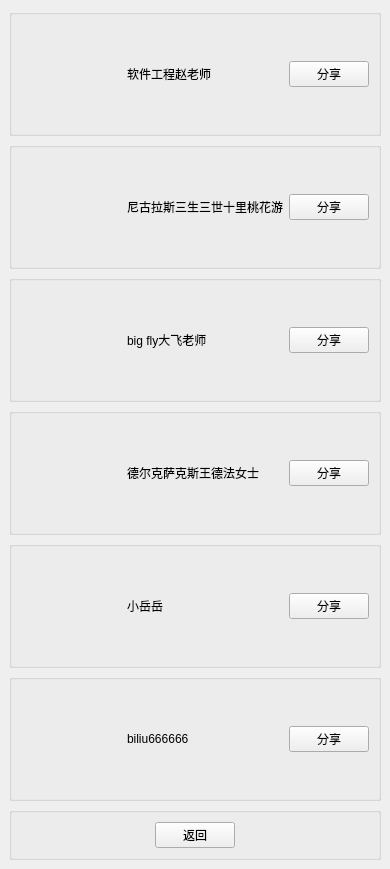
First picture: the form in share.ui, repository 454270186/XJCO2811_UserInterface, before the edit.
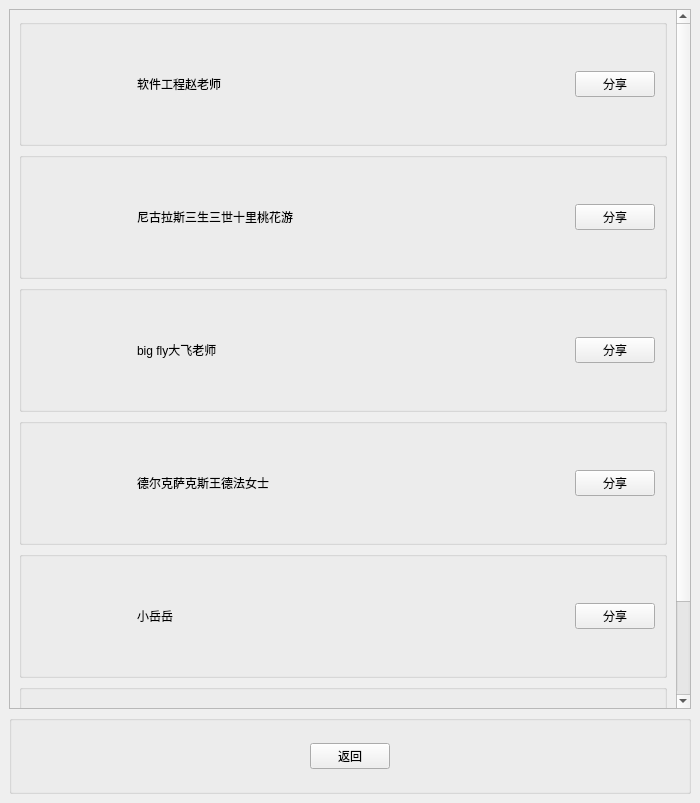
Second picture: the form after the edit.

Commit message: feat：修改了分享页面的排列方式

What changed in the file:
```diff
--- a/share.ui
+++ b/share.ui
@@ -7,13 +7,46 @@
     <x>0</x>
     <y>0</y>
     <width>368</width>
-    <height>467</height>
+    <height>803</height>
    </rect>
   </property>
   <property name="windowTitle">
    <string>MainWindow</string>
   </property>
   <widget class="QWidget" name="centralwidget">
+   <property name="minimumSize">
+    <size>
+     <width>700</width>
+     <height>0</height>
+    </size>
+   </property>
+   <layout class="QVBoxLayout" name="verticalLayout_2">
+    <item>
+     <widget class="QScrollArea" name="scrollArea">
+      <property name="minimumSize">
+       <size>
+        <width>0</width>
+        <height>0</height>
+       </size>
+      </property>
+      <property name="maximumSize">
+       <size>
+        <width>16777215</width>
+        <height>700</height>
+       </size>
+      </property>
+      <property name="widgetResizable">
+       <bool>true</bool>
+      </property>
+      <widget class="QWidget" name="scrollAreaWidgetContents">
+       <property name="geometry">
+        <rect>
+         <x>0</x>
+         <y>0</y>
+         <width>676</width>
+         <height>758</height>
+        </rect>
+       </property>
    <layout class="QVBoxLayout" name="verticalLayout">
     <item>
      <widget class="QGroupBox" name="groupBox">
@@ -307,6 +340,10 @@
         </widget>
        </item>
       </layout>
+         </widget>
+        </item>
+       </layout>
+      </widget>
      </widget>
     </item>
     <item>
```
Lines whose indentation alone changed are shown as unchanged.
